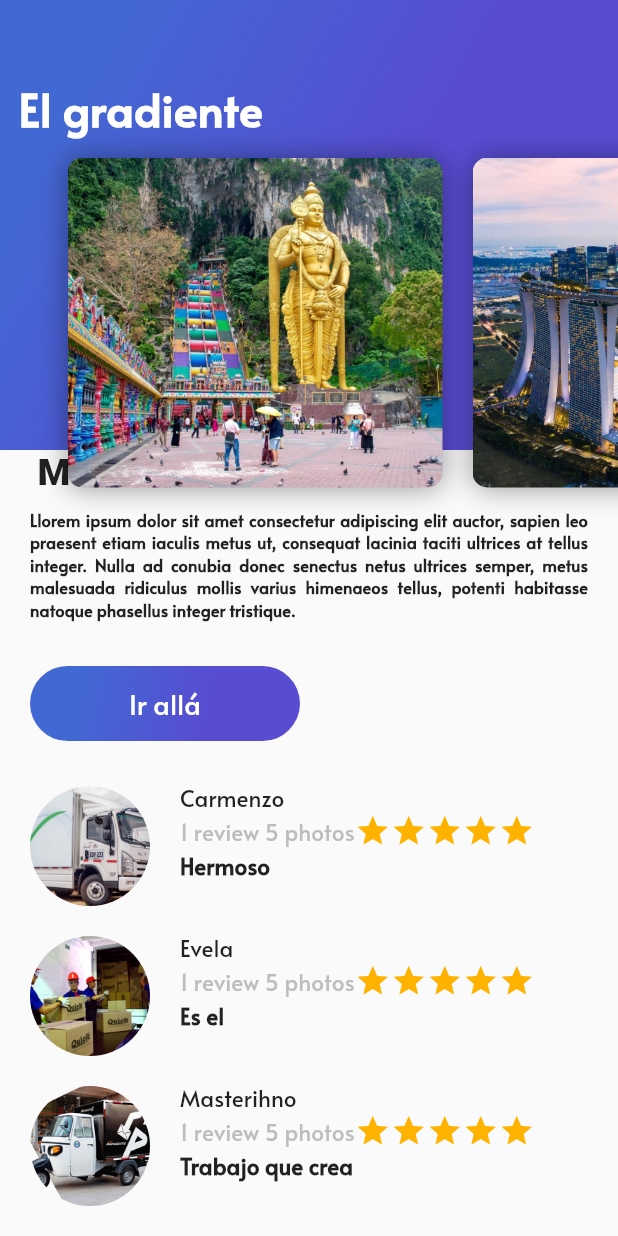
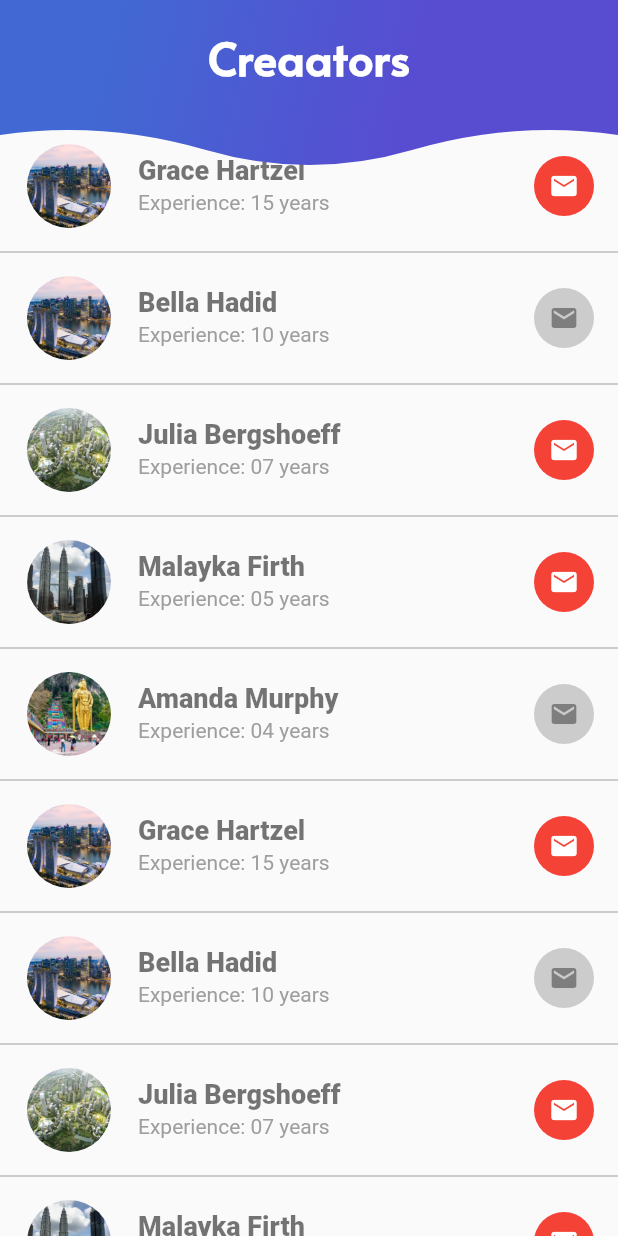
Before and after one commit to FernandoSanabria/FlutterTest, a Flutter app: the screen it shows after launch, on a phone screen of 412 x 824 dp. Run offline on Flutter 3.47's test engine with Material 2 defaults, Android fonts, the phone set to English and light mode, and no system bars.

Commit message:
lista de contactos con header modifciado con clipper

```diff
--- a/lib/card_email.dart
+++ b/lib/card_email.dart
@@ -1,90 +1,65 @@
 import 'package:flutter/material.dart';
 
 class MailBox extends StatelessWidget {
-  String pathImage = "assets/images/hoodie.png";
-  String senderName = "Pepito";
-  String subjectEmail = "Experience 30 years";
-  bool readEmail = false;
+  String profileImage = "";
+  String profileName = "";
+  String profileResume = "";
+  bool redMail = true;
 
-  MailBox(this.pathImage, this.senderName, this.subjectEmail, this.readEmail);
+  MailBox(
+      this.profileImage, this.profileName, this.profileResume, this.redMail);
 
   @override
   Widget build(BuildContext context) {
     final photo = Container(
-      margin: EdgeInsets.only(top: 20, left: 20),
+      width: 60.0,
+      height: 60.0,
       decoration: BoxDecoration(
           shape: BoxShape.circle,
-          image:
-              DecorationImage(fit: BoxFit.cover, image: AssetImage(pathImage))),
+          image: DecorationImage(
+              fit: BoxFit.cover, image: AssetImage(profileImage))),
     );
 
-    final profileInfo = Column(
+    final mailIcon = Container(
+      width: 40.0,
+      height: 40.0,
+      decoration: BoxDecoration(
+        shape: BoxShape.circle,
+        color: redMail ? Colors.red : Color(0xFFCCCCCC),
+      ),
+      child: Icon(
+        Icons.mail,
+        color: redMail ? Colors.white : Colors.black38,
+        size: 20.0,
+      ),
+    );
+
+    final card = Column(
       crossAxisAlignment: CrossAxisAlignment.start,
       children: <Widget>[
-        Text(
-          senderName,
+        ListTile(
+          trailing: mailIcon,
+          leading: photo,
+          title: Text(
+            profileName,
             textAlign: TextAlign.left,
             style: TextStyle(
                 fontWeight: FontWeight.w900,
                 fontSize: 18.0,
-              color: Colors.black38),
+                color: Colors.black54),
           ),
-        Text(
-          subjectEmail,
+          subtitle: Text(
+            profileResume,
+            style: TextStyle(color: Colors.grey, fontSize: 14.0),
             textAlign: TextAlign.left,
-          style: TextStyle(
+          ),
+        ),
+        Divider(
           color: Colors.grey,
-            fontSize: 15,
-          ),
         )
       ],
     );
 
-
-  final mailIcon = Container(
-      width: 15.0,
-      height: 15.0,
-      decoration: BoxDecoration(
-          shape: BoxShape.circle,
-          color: !readEmail ? Colors.red : Colors.grey[300]),
-      child: Icon(
-        Icons.email,
-        color: !readEmail ? Colors.white : Colors.black38,
-        size: 10,
-      ),
-    );
-
-
-    final profileInfoTile = Column(
-      crossAxisAlignment: CrossAxisAlignment.start,
-      children: [
-        ListTile(
-          leading: photo,
-          trailing: mailIcon,
-          title: Text(senderName,
-          textAlign: TextAlign.left,
-          style: TextStyle(
-            fontSize: 18,
-            fontWeight: FontWeight.w900,
-            color: Colors.black87,
-          ),
-          ),
-          subtitle: Text(
-            subjectEmail,
-            textAlign: TextAlign.left,
-            style: TextStyle(
-              fontSize: 15,
-              fontWeight: FontWeight.w300,
-              color: Colors.grey
-            ),
-          ),
-        ),
-      ],
-    );
-
-
-    return Container(
-      child: null,
-    );
+    return card;
   }
 }
--- /dev/null
+++ b/lib/card_email_list.dart
@@ -0,0 +1,33 @@
+import 'package:flutter/material.dart';
+import 'package:tutorial_application/card_email.dart';
+
+class MailBoxList extends StatelessWidget {
+  @override
+  Widget build(BuildContext context) {
+    return Column(
+
+      children: [
+        MailBox('assets/images/Batu-Caves-things-to-do-in-Kuala-Lumpur.jpg',
+            "Amanda Murphy", "Experience: 04 years", false),
+        MailBox('assets/images/1574876924_007316_1575028749_noticia_normal.jpg',
+            "Grace Hartzel", "Experience: 15 years", true),
+        MailBox("assets/images/1574876924_007316_1575028749_noticia_normal.jpg",
+            "Bella Hadid", "Experience: 10 years", false),
+        MailBox('assets/images/asdf.jpg', "Julia Bergshoeff",
+            "Experience: 07 years", true),
+        MailBox('assets/images/FourSeasonsKL_January2018.jpg', "Malayka Firth",
+            "Experience: 05 years", true),
+                 MailBox('assets/images/Batu-Caves-things-to-do-in-Kuala-Lumpur.jpg',
+            "Amanda Murphy", "Experience: 04 years", false),
+        MailBox('assets/images/1574876924_007316_1575028749_noticia_normal.jpg',
+            "Grace Hartzel", "Experience: 15 years", true),
+        MailBox("assets/images/1574876924_007316_1575028749_noticia_normal.jpg",
+            "Bella Hadid", "Experience: 10 years", false),
+        MailBox('assets/images/asdf.jpg', "Julia Bergshoeff",
+            "Experience: 07 years", true),
+        MailBox('assets/images/FourSeasonsKL_January2018.jpg', "Malayka Firth",
+            "Experience: 05 years", true),
+      ],
+    );
+  }
+}
--- /dev/null
+++ b/lib/clipper.dart
@@ -0,0 +1,59 @@
+import 'package:flutter/material.dart';
+
+class MyClipper extends CustomClipper<Path>{
+  @override
+  getClip(Size size) {
+    Path path = Path();
+    path.lineTo(0.0, size.height-40);
+
+    var p1 = new Offset(size.width / 6, size.height - 50);
+    var p2 = new Offset(size.width / 3, size.height - 30.0);
+    path.quadraticBezierTo(p1.dx, p1.dy, p2.dx, p2.dy);
+
+    var p3 = new Offset(size.width*0.5, size.height-10);
+    var p4 = new Offset(size.width*(4/6), size.height-30);
+    path.quadraticBezierTo(p3.dx, p3.dy, p4.dx, p4.dy);
+
+    var p5 = new Offset(size.width*(5/6), size.height-50);
+    var p6 = new Offset(size.width, size.height-40);
+    path.quadraticBezierTo(p5.dx, p5.dy, p6.dx, p6.dy);
+
+    path.lineTo(size.width, size.height-40);
+    path.lineTo(size.width, 0.0);
+
+    path.close();
+    return path;
+  }
+
+  @override
+  bool shouldReclip(covariant CustomClipper oldClipper) => true;
+}
+
+class BoxShadowPainter extends CustomPainter{
+  @override
+  void paint(Canvas canvas, Size size) {
+    Path path = Path();
+    path.lineTo(0.0, size.height-40);
+
+    var p1 = new Offset(size.width / 6, size.height - 50);
+    var p2 = new Offset(size.width / 3, size.height - 30.0);
+    path.quadraticBezierTo(p1.dx, p1.dy, p2.dx, p2.dy);
+
+    var p3 = new Offset(size.width*0.5, size.height-10);
+    var p4 = new Offset(size.width*(4/6), size.height-30);
+    path.quadraticBezierTo(p3.dx, p3.dy, p4.dx, p4.dy);
+
+    var p5 = new Offset(size.width*(5/6), size.height-50);
+    var p6 = new Offset(size.width, size.height-40);
+    path.quadraticBezierTo(p5.dx, p5.dy, p6.dx, p6.dy);
+
+    path.lineTo(size.width, size.height-40);
+    path.lineTo(size.width, 0.0);
+
+    path.close();
+    canvas.drawShadow(path, Colors.black, 4.0, false);
+  }
+
+  @override
+  bool shouldRepaint(covariant CustomPainter oldDelegate) => true;
+}
--- a/lib/gradient_email_list.dart
+++ b/lib/gradient_email_list.dart
@@ -1,38 +1,35 @@
 import 'package:flutter/material.dart';
+import 'clipper.dart';
 
 class GradientEmail extends StatelessWidget {
-
   String title = "Designer";
 
   GradientEmail(this.title);
 
   @override
   Widget build(BuildContext context) {
-    return Container(
-      height: 300.0,
+    return ClipPath(
+      child: Container(
+        height: 130.0,
         decoration: BoxDecoration(
             gradient: LinearGradient(
-          colors: [
-            Color(0xFF4268D3),
-            Color(0xFF584CD1)
-          ],
-          begin: FractionalOffset(0.2,0.0),
+                colors: [Color(0xFF4268D3), Color(0xFF584CD1)],
+                begin: FractionalOffset(0.2, 0.0),
                 end: FractionalOffset(1.0, 0.6),
                 stops: [0.0, 0.6],
-          tileMode: TileMode.clamp
-          )
-        ),
-
-        child: Text(title,
-          style: TextStyle(fontFamily: 'Alata',
+                tileMode: TileMode.clamp)),
+        child: Text(
+          title,
+          style: TextStyle(
+            fontFamily: 'Alata',
             fontWeight: FontWeight.bold,
             fontSize: 30.0,
             color: Colors.white,
-
           ),
         ),
-        alignment: Alignment(-0.9, -0.6),
-
+        alignment: Alignment(0.0, -0.6),
+      ),
+      clipper: MyClipper(),
     );
   }
 }
--- a/lib/header_email_appbar.dart
+++ b/lib/header_email_appbar.dart
@@ -9,7 +9,7 @@ class HeaderEmailAppBar extends StatelessWidget {
   Widget build(BuildContext context) {
     return Stack(
       children: [
-        GradientEmail('Creators'),
+        GradientEmail('Creaators'),
       ],
     );
   }
--- a/lib/main.dart
+++ b/lib/main.dart
@@ -2,8 +2,10 @@ import 'package:flutter/material.dart';
 import 'package:flutter/services.dart';
 import 'package:tutorial_application/description.dart';
 import 'package:tutorial_application/gradient_back.dart';
-import 'package:tutorial_application/header_appbar.dart';
+import 'package:tutorial_application/header_email_appbar.dart';
 import 'package:tutorial_application/review_list.dart';
+import 'package:tutorial_application/card_email.dart';
+import 'package:tutorial_application/card_email_list.dart';
 
 void main() {
   runApp(MyApp());
@@ -26,10 +28,11 @@ class MyApp extends StatelessWidget {
           body: Stack(
         children: [
           ListView(
-            children: [Description("Mallasia", 3, dummy), ReviewList()],
+            children: [
+             MailBoxList(),
+            ],
           ),
-          HeaderAppBar(),
-
+          HeaderEmailAppBar(),
         ],
       )),
     );
```
Lines whose indentation alone changed are shown as unchanged.
